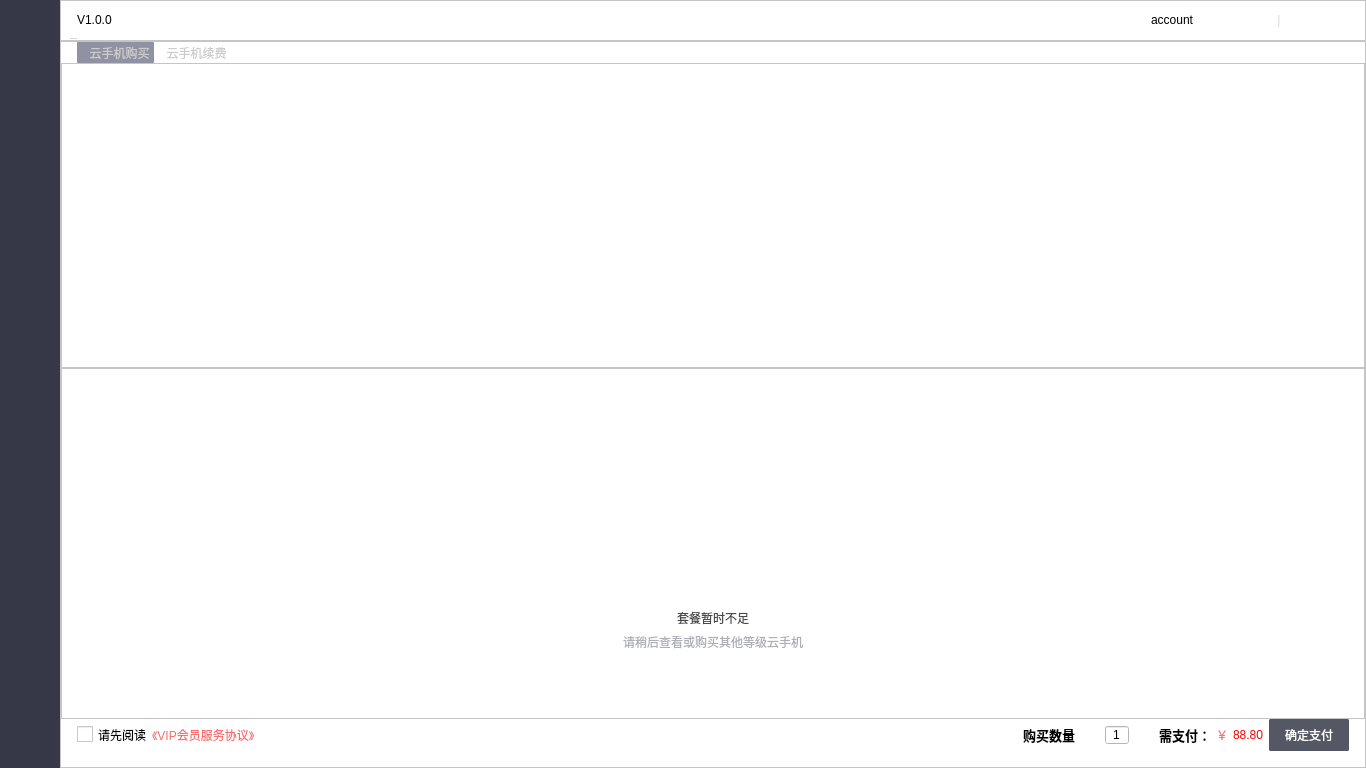
Qt form mainwindow.ui (ZhouMei20220810/TEST) before a commit.
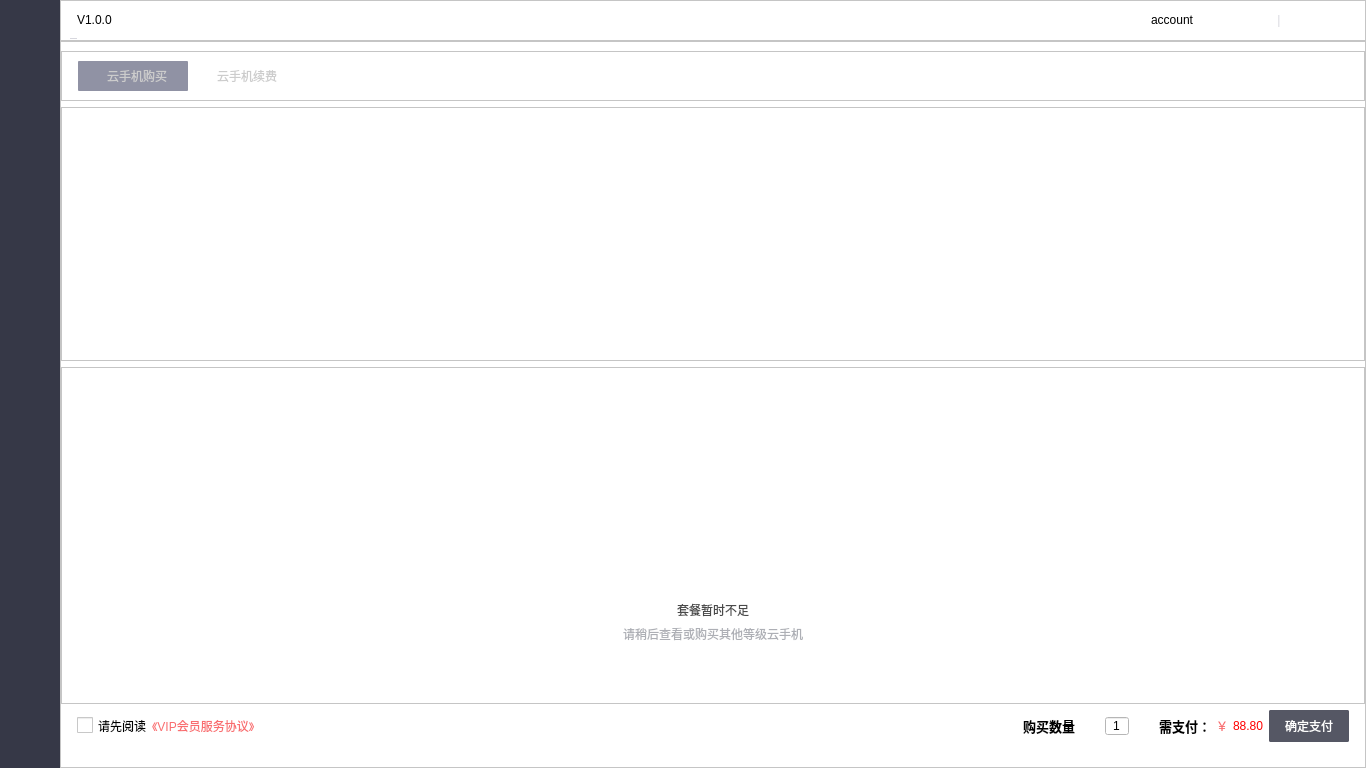
The same form after that commit. The open tabs and pages were chosen to show the change. Icons and pictures are not drawn.

Commit message: 界面备份

Patch:
```diff
--- a/mainwindow.ui
+++ b/mainwindow.ui
@@ -2265,28 +2265,50 @@
            </widget>
            <widget class="QWidget" name="page_3">
             <layout class="QVBoxLayout" name="verticalLayout_11">
-             <property name="spacing">
-              <number>0</number>
-             </property>
              <property name="leftMargin">
               <number>0</number>
              </property>
-             <property name="topMargin">
-              <number>0</number>
-             </property>
              <property name="rightMargin">
               <number>0</number>
              </property>
-             <property name="bottomMargin">
-              <number>0</number>
-             </property>
              <item>
+              <widget class="QFrame" name="frame_12">
+               <property name="styleSheet">
+                <string notr="true">QFrame {border-bottom: 1px solid #D7D7DE;}</string>
+               </property>
+               <property name="frameShape">
+                <enum>QFrame::StyledPanel</enum>
+               </property>
+               <property name="frameShadow">
+                <enum>QFrame::Raised</enum>
+               </property>
               <layout class="QHBoxLayout" name="horizontalLayout_15">
+                <property name="spacing">
+                 <number>0</number>
+                </property>
                <property name="leftMargin">
                 <number>16</number>
                </property>
+                <property name="rightMargin">
+                 <number>0</number>
+                </property>
+                <property name="bottomMargin">
+                 <number>9</number>
+                </property>
                <item>
                 <widget class="QToolButton" name="toolBtnBuyPhone">
+                  <property name="minimumSize">
+                   <size>
+                    <width>110</width>
+                    <height>30</height>
+                   </size>
+                  </property>
+                  <property name="maximumSize">
+                   <size>
+                    <width>110</width>
+                    <height>30</height>
+                   </size>
+                  </property>
                  <property name="styleSheet">
                   <string notr="true">QToolButton {border:none;
 color: rgb(204, 204, 204);
@@ -2308,6 +2330,18 @@
                </item>
                <item>
                 <widget class="QToolButton" name="toolBtnRenewPhone">
+                  <property name="minimumSize">
+                   <size>
+                    <width>110</width>
+                    <height>30</height>
+                   </size>
+                  </property>
+                  <property name="maximumSize">
+                   <size>
+                    <width>110</width>
+                    <height>30</height>
+                   </size>
+                  </property>
                  <property name="styleSheet">
                   <string notr="true">QToolButton {border:none;
 color: rgb(204, 204, 204);
@@ -2333,13 +2367,14 @@
                  </property>
                  <property name="sizeHint" stdset="0">
                   <size>
-                   <width>40</width>
+                    <width>1061</width>
                    <height>20</height>
                   </size>
                  </property>
                 </spacer>
                </item>
               </layout>
+              </widget>
              </item>
              <item>
               <widget class="QFrame" name="frame_10">
@@ -2404,7 +2439,7 @@
                      <x>0</x>
                      <y>0</y>
                      <width>1282</width>
-                     <height>267</height>
+                     <height>234</height>
                     </rect>
                    </property>
                   </widget>
@@ -2415,6 +2450,9 @@
              </item>
              <item>
               <widget class="QFrame" name="frame_11">
+               <property name="styleSheet">
+                <string notr="true">QFrame {border-bottom: 1px solid #D7D7DE;}</string>
+               </property>
                <property name="frameShape">
                 <enum>QFrame::StyledPanel</enum>
                </property>
@@ -2482,6 +2520,9 @@
                           <height>168</height>
                          </size>
                         </property>
+                        <property name="styleSheet">
+                         <string notr="true">border:none;</string>
+                        </property>
                         <property name="text">
                          <string/>
                         </property>
@@ -2527,7 +2568,7 @@
                     <item>
                      <widget class="QLabel" name="label_16">
                       <property name="styleSheet">
-                       <string notr="true">color:#4A4A4A;</string>
+                       <string notr="true">color:#4A4A4A;border:none;</string>
                       </property>
                       <property name="text">
                        <string>套餐暂时不足</string>
@@ -2540,7 +2581,7 @@
                     <item>
                      <widget class="QLabel" name="label_18">
                       <property name="styleSheet">
-                       <string notr="true">color:#ADAFB5;</string>
+                       <string notr="true">color:#ADAFB5;border:none;</string>
                       </property>
                       <property name="text">
                        <string>请稍后查看或购买其他等级云手机</string>
```
Lines whose indentation alone changed are shown as unchanged. The commit also changes 2 other files.
